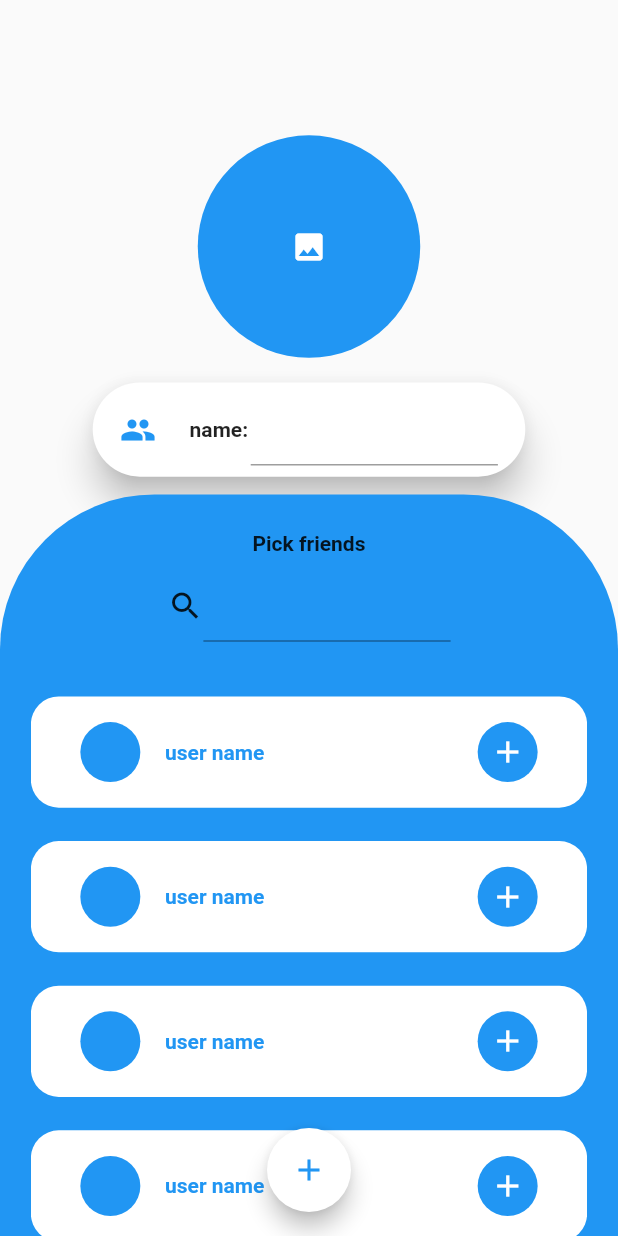
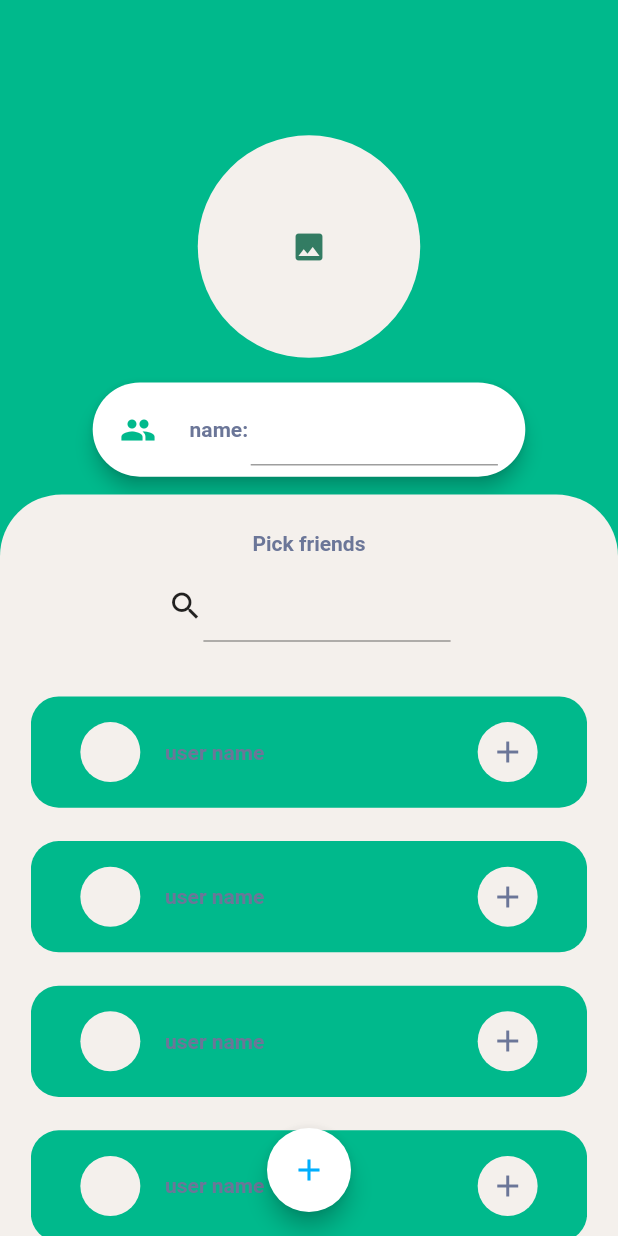
Before and after one commit to matangw/appointnet, a Flutter app: the NewParlamentComponent screen opened directly, on a phone screen of 412 x 824 dp. Run offline on Flutter 3.47's test engine with Material 2 defaults, Android fonts, the phone set to English and light mode, and no system bars; our stand-ins replace cloud_firestore, firebase_auth, firebase_core, firebase_storage, flutter_speed_dial, image_cropper and 1 more; missing offline and left inert: firebase_auth_platform_interface; accounts and stored records are empty; network calls fail.

Commit message:
new color update

```diff
--- a/lib/main.dart
+++ b/lib/main.dart
@@ -1,6 +1,7 @@
 import 'package:appointnet/screens/home_page/home_page_component.dart';
 import 'package:appointnet/screens/login/login_component.dart';
 import 'package:appointnet/screens/new_parlament/new_parlament_component.dart';
+import 'package:appointnet/screens/parlament_screen/parlament_screen_component.dart';
 import 'package:appointnet/screens/splash_screen/splash_component.dart';
 import 'package:appointnet/screens/update_details/update_details_component.dart';
 import 'package:appointnet/utils/route_manager.dart';
--- a/lib/screens/home_page/home_page_component.dart
+++ b/lib/screens/home_page/home_page_component.dart
@@ -153,7 +153,7 @@ class _HomePageComponentState extends State<HomePageComponent> implements HomePa
         width: width,
         decoration: BoxDecoration(
             borderRadius: BorderRadius.circular(height*0.2),
-            gradient: LinearGradient(colors: [MyColors().mainDark,MyColors().mainBright,MyColors().backgroundColor],stops: [0.2,0.5,1])
+            gradient: LinearGradient(colors: [MyColors().mainColor,MyColors().mainBright],stops: [0.5,1])
         ),
         child: Row(
           mainAxisAlignment: MainAxisAlignment.start,
--- a/lib/screens/new_parlament/new_parlament_component.dart
+++ b/lib/screens/new_parlament/new_parlament_component.dart
@@ -45,6 +45,7 @@ class _NewParlamentComponentState extends State<NewParlamentComponent> implement
     double height = MediaQuery.of(context).size.height;
     double width = MediaQuery.of(context).size.width;
     return Scaffold(
+      backgroundColor: MyColors().mainColor,
       floatingActionButton: myActionButton(height,width),
       floatingActionButtonLocation: FloatingActionButtonLocation.centerFloat,
       body: SingleChildScrollView(
@@ -69,6 +70,7 @@ class _NewParlamentComponentState extends State<NewParlamentComponent> implement
     return Container(
       height: height,
       width: width,
+      color: MyColors().mainColor,
       child: Column(
         mainAxisAlignment: MainAxisAlignment.center,
         crossAxisAlignment: CrossAxisAlignment.center,
@@ -77,14 +79,14 @@ class _NewParlamentComponentState extends State<NewParlamentComponent> implement
             onTap: ()=> onPickImage(),
             child: CircleAvatar(
               radius: height*0.3,
-              backgroundColor: MyColors().mainColor,
+              backgroundColor: MyColors().backgroundColor,
               backgroundImage: userImage == null? null : FileImage(File(userImage?.path as String )),
-              child: Icon(Icons.image,color: Colors.white,),
+              child: Icon(Icons.image,color: MyColors().mainDark,),
             ),
           ),
           SizedBox(height: height*0.05,),
           Card(
-            elevation: 10,
+            elevation: 5,
             shape: RoundedRectangleBorder(borderRadius: BorderRadius.circular(height*0.2)),
             child: Container(
               width: width*0.7,
@@ -118,14 +120,14 @@ class _NewParlamentComponentState extends State<NewParlamentComponent> implement
       height: height,
       width: width,
       decoration: BoxDecoration(
-        borderRadius: BorderRadius.only(topLeft: Radius.circular(width*0.25),topRight: Radius.circular(width*0.25)),
-        color: MyColors().mainColor,
+        borderRadius: BorderRadius.only(topLeft: Radius.circular(width*0.1),topRight: Radius.circular(width*0.1)),
+        color: MyColors().backgroundColor,
       ),
       child: Column(
         mainAxisAlignment: MainAxisAlignment.end,
         crossAxisAlignment: CrossAxisAlignment.center,
         children: [
-          SizedBox(height: height*0.05,child: WidgetUtils().customText('Pick friends',fontWeight: FontWeight.bold)),
+          SizedBox(height: height*0.05,child: WidgetUtils().customText('Pick friends',fontWeight: FontWeight.bold,)),
           Container(height:height*0.1,width: width*0.7,child: Center(
               child: Row(
                 mainAxisAlignment: MainAxisAlignment.center,
@@ -163,18 +165,18 @@ class _NewParlamentComponentState extends State<NewParlamentComponent> implement
       margin: EdgeInsets.symmetric(vertical: height*0.15),
       decoration: BoxDecoration(
         borderRadius: BorderRadius.circular(height*0.25),
-        color: Colors.white
+        color: MyColors().mainColor
       ),
       child: Row(
         mainAxisAlignment: MainAxisAlignment.start,
         crossAxisAlignment: CrossAxisAlignment.center,
         children: [
           SizedBox(width: width*0.1,),
-          CircleAvatar(backgroundColor: MyColors().mainColor,),
+          CircleAvatar(backgroundColor: MyColors().backgroundColor,),
           SizedBox(width: width*0.05,),
-          WidgetUtils().customText('user name', color: MyColors().mainColor,fontWeight: FontWeight.bold),
+          WidgetUtils().customText('user name',fontWeight: FontWeight.bold),
           Expanded(child: SizedBox()),
-          CircleAvatar(backgroundColor: MyColors().mainColor,child: Icon(Icons.add,color: Colors.white,),),
+          CircleAvatar(backgroundColor: MyColors().backgroundColor,child: Icon(Icons.add,color: MyColors().textColor,),),
           SizedBox(width: width*0.1,)
         ],
       ),
@@ -184,7 +186,7 @@ class _NewParlamentComponentState extends State<NewParlamentComponent> implement
   FloatingActionButton myActionButton(double height,double width){
     return FloatingActionButton(
         backgroundColor: needToConfirm? Colors.green : Colors.white,
-        child: Icon(Icons.add,color:needToConfirm?Colors.white :  MyColors().mainColor,),
+        child: Icon(Icons.add,color:needToConfirm?Colors.white :  MyColors().buttonColor,),
         onPressed: ()=> floatingActionButtonFunction(height, width),
     );
   }
--- a/lib/utils/my_colors.dart
+++ b/lib/utils/my_colors.dart
@@ -1,9 +1,13 @@
 import 'package:flutter/material.dart';
 class MyColors{
 
-  final Color mainColor = Colors.blue;
-  final Color mainBright = Colors.lightBlue;
-  final Color mainDark = Colors.blue[700] as Color;
+  final Color mainColor = Color(0xFF00B98C);
+  final Color mainDark =Color(0xFF337C63);
+  final Color mainBright = Color(0xFF6CCB85);
+
+  final textColor = Color(0xFF6B7698);
+  final buttonColor = Color(0xFF00AEFD);
+
 
   final Color backgroundColor =const Color(0xFFf4f0ec);
 
--- a/lib/utils/widget_utils.dart
+++ b/lib/utils/widget_utils.dart
@@ -5,13 +5,14 @@ import 'my_colors.dart';
 class WidgetUtils{
 
 
-  Widget customText(String text,{Color? color,FontWeight? fontWeight,TextAlign? align,double? fontSize,int? maxLines}){
+  Widget customText(String text,{Color? color,FontWeight? fontWeight,TextAlign? align,double? fontSize,int? maxLines,TextOverflow? overflow}){
     return Text(
       text,
+      overflow: overflow,
       maxLines: maxLines?? 1,
       textAlign: align?? TextAlign.center,
       style: TextStyle(
-        color: color,
+        color: color?? MyColors().textColor,
         fontWeight: fontWeight,
         fontSize: fontSize,
       ),
```
Also changed, not shown: lib/screens/parlament_screen/parlament_screen_component.dart (added, +182 -0 lines).
